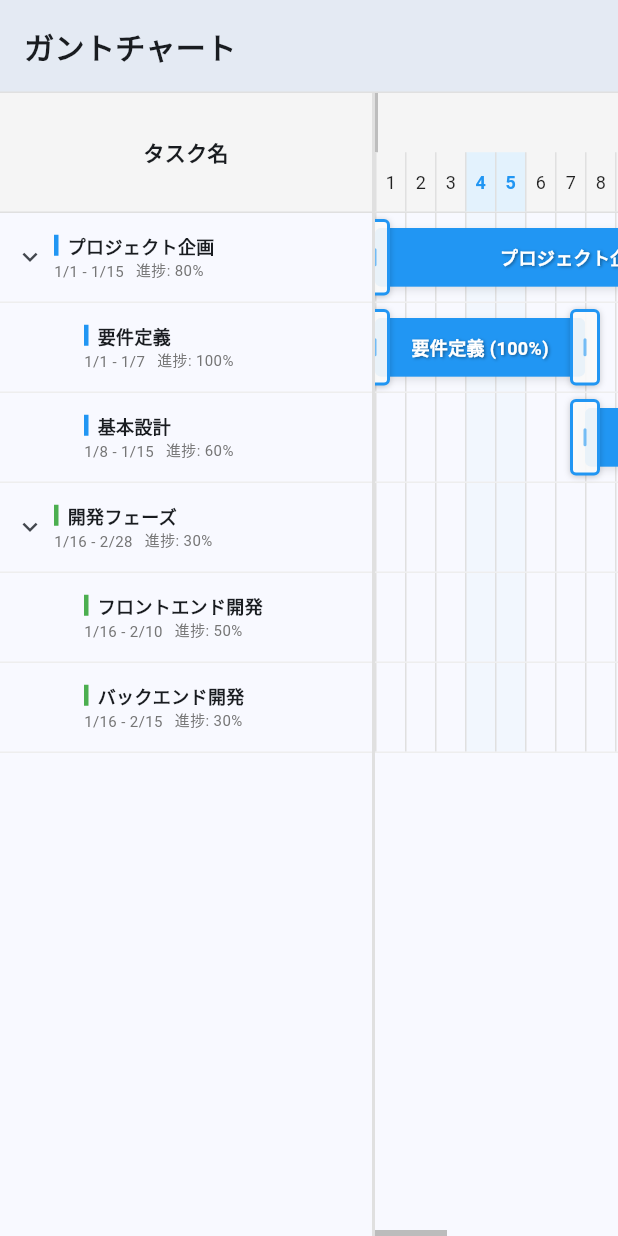
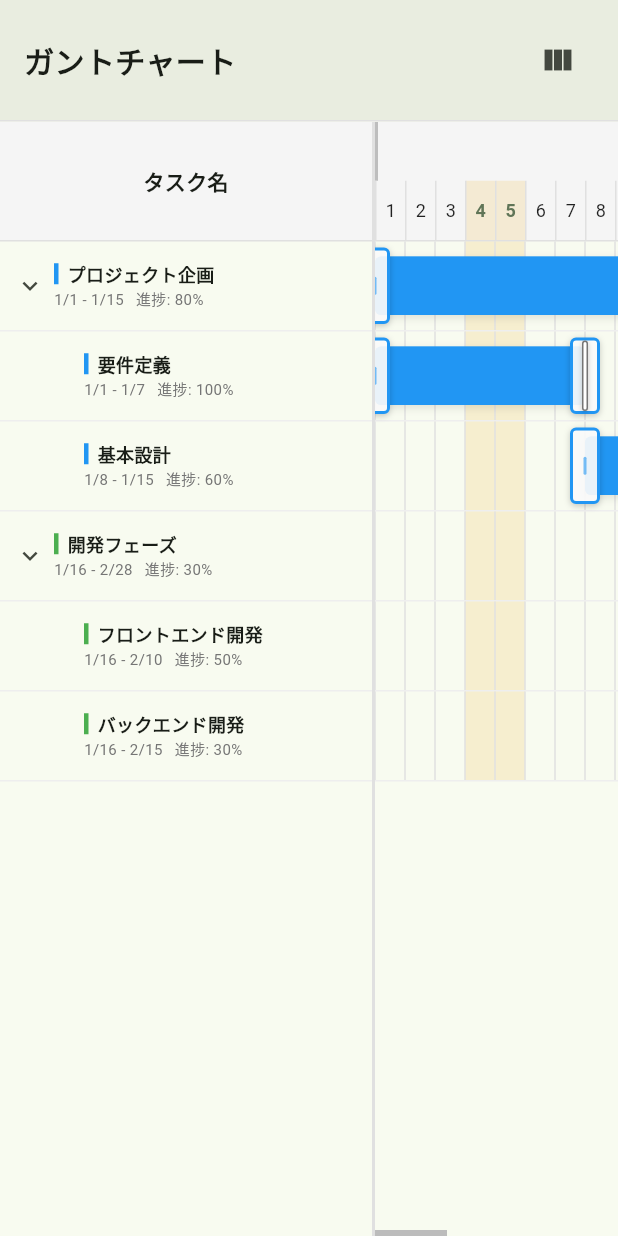
Before and after one commit to fyhw117/Gantts, a Flutter app: the GanttChartView widget shown alone on an empty page, opened directly, on a phone screen of 412 x 824 dp. Run offline on Flutter 3.47's test engine with Material 3 defaults, Android fonts, the phone set to English and light mode, and no system bars.

Commit message:
UIの改善

```diff
--- a/lib/views/gantt_chart_view.dart
+++ b/lib/views/gantt_chart_view.dart
@@ -2,6 +2,7 @@
 import 'package:provider/provider.dart';
 import '../models/task_model.dart';
 import '../providers/task_provider.dart';
+import 'gantt_grid_painter.dart';
 
 /// ガントチャートビュー
 class GanttChartView extends StatefulWidget {
@@ -14,16 +15,28 @@
 class _GanttChartViewState extends State<GanttChartView> {
   final ScrollController _horizontalScrollController = ScrollController();
   final ScrollController _verticalScrollController = ScrollController();
+  final TransformationController _transformationController =
+      TransformationController();
 
   static const double taskRowHeight = 60.0;
   static const double taskLabelWidth = 250.0;
-  static const double dayWidth = 20.0;
   static const double headerHeight = 80.0;
+
+  double _dayWidth = 20.0;
+  bool _isCompact = false;
+
+  void _toggleViewMode() {
+    setState(() {
+      _isCompact = !_isCompact;
+      _dayWidth = _isCompact ? 5.0 : 20.0;
+    });
+  }
 
   @override
   void dispose() {
     _horizontalScrollController.dispose();
     _verticalScrollController.dispose();
+    _transformationController.dispose();
     super.dispose();
   }
 
@@ -48,6 +61,7 @@
             _buildHeader(),
             Expanded(
               child: InteractiveViewer(
+                transformationController: _transformationController,
                 minScale: 0.1,
                 maxScale: 5.0,
                 boundaryMargin: const EdgeInsets.all(20.0),
@@ -61,7 +75,9 @@
                       totalDays,
                     ),
                     Expanded(
-                      child: Scrollbar(
+                      child: Stack(
+                        children: [
+                          Scrollbar(
                             controller: _horizontalScrollController,
                             thumbVisibility: true,
                             notificationPredicate: (notification) =>
@@ -70,15 +86,19 @@
                               scrollDirection: Axis.horizontal,
                               controller: _horizontalScrollController,
                               child: SizedBox(
-                            width: totalDays * dayWidth,
+                                width: totalDays * _dayWidth,
                                 child: Column(
                                   children: [
                                     _buildDateHeader(startDate, totalDays),
                                     Expanded(
-                                  child: Scrollbar(
-                                    controller: _verticalScrollController,
+                                      child: Stack(
+                                        children: [
+                                          Scrollbar(
+                                            controller:
+                                                _verticalScrollController,
                                             thumbVisibility: true,
-                                    notificationPredicate: (notification) =>
+                                            notificationPredicate:
+                                                (notification) =>
                                                     notification.metrics.axis ==
                                                     Axis.vertical,
                                             child: _buildReorderableGanttChart(
@@ -88,11 +108,15 @@
                                               taskProvider,
                                             ),
                                           ),
+                                        ],
+                                      ),
                                     ),
                                   ],
                                 ),
                               ),
                             ),
+                          ),
+                        ],
                       ),
                     ),
                   ],
@@ -112,11 +136,17 @@
         color: Theme.of(context).primaryColor.withOpacity(0.1),
         border: Border(bottom: BorderSide(color: Colors.grey.shade300)),
       ),
-      child: const Row(
+      child: Row(
+        mainAxisAlignment: MainAxisAlignment.spaceBetween,
         children: [
-          Text(
+          const Text(
             'ガントチャート',
             style: TextStyle(fontSize: 20, fontWeight: FontWeight.bold),
+          ),
+          IconButton(
+            icon: Icon(_isCompact ? Icons.view_headline : Icons.view_column),
+            tooltip: _isCompact ? '標準表示に切り替え' : '全体表示に切り替え',
+            onPressed: _toggleViewMode,
           ),
         ],
       ),
@@ -395,25 +425,42 @@
             child: Row(
               children: List.generate(totalDays, (index) {
                 final date = startDate.add(Duration(days: index));
+                final now = DateTime.now();
+                final isToday =
+                    date.year == now.year &&
+                    date.month == now.month &&
+                    date.day == now.day;
                 final isWeekend =
                     date.weekday == DateTime.saturday ||
                     date.weekday == DateTime.sunday;
 
                 return Container(
-                  width: dayWidth,
+                  width: _dayWidth,
                   decoration: BoxDecoration(
                     border: Border(
                       left: BorderSide(color: Colors.grey.shade300),
                     ),
-                    color: isWeekend ? Colors.blue.shade50 : Colors.transparent,
+                    color: isToday
+                        ? Theme.of(context).colorScheme.primary.withOpacity(0.3)
+                        : (isWeekend
+                              ? Theme.of(
+                                  context,
+                                ).colorScheme.tertiary.withOpacity(0.3)
+                              : Colors.transparent),
                   ),
                   child: Center(
-                    child: Text(
+                    child: _isCompact
+                        ? null
+                        : Text(
                             '${date.day}',
                             style: TextStyle(
                               fontSize: 12,
-                        color: isWeekend ? Colors.blue : Colors.black87,
-                        fontWeight: isWeekend
+                              color: isToday
+                                  ? Theme.of(context).colorScheme.primary
+                                  : (isWeekend
+                                        ? Theme.of(context).colorScheme.primary
+                                        : Colors.black87),
+                              fontWeight: isToday || isWeekend
                                   ? FontWeight.bold
                                   : FontWeight.normal,
                             ),
@@ -442,7 +489,7 @@
       } else {
         monthHeaders.add(
           Container(
-            width: daysInCurrentMonth * dayWidth,
+            width: daysInCurrentMonth * _dayWidth,
             decoration: BoxDecoration(
               border: Border(
                 left: BorderSide(color: Colors.grey.shade400, width: 2),
@@ -456,6 +503,7 @@
                   fontWeight: FontWeight.bold,
                   fontSize: 13,
                 ),
+                overflow: TextOverflow.ellipsis,
               ),
             ),
           ),
@@ -470,7 +518,7 @@
     if (daysInCurrentMonth > 0) {
       monthHeaders.add(
         Container(
-          width: daysInCurrentMonth * dayWidth,
+          width: daysInCurrentMonth * _dayWidth,
           decoration: BoxDecoration(
             border: Border(
               left: BorderSide(color: Colors.grey.shade400, width: 2),
@@ -481,6 +529,7 @@
             child: Text(
               '$currentYear年${currentMonth}月',
               style: const TextStyle(fontWeight: FontWeight.bold, fontSize: 13),
+              overflow: TextOverflow.ellipsis,
             ),
           ),
         ),
@@ -501,30 +550,41 @@
       decoration: BoxDecoration(
         border: Border(bottom: BorderSide(color: Colors.grey.shade200)),
       ),
-      child: Stack(
+      child: _buildGanttRowContent(
+        task,
+        chartStartDate,
+        totalDays,
+        taskProvider,
+      ),
+    );
+  }
+
+  Widget _buildGanttRowContent(
+    Task task,
+    DateTime chartStartDate,
+    int totalDays,
+    TaskProvider taskProvider,
+  ) {
+    return Stack(
       clipBehavior: Clip.none,
       children: [
-          Row(
-            children: List.generate(totalDays, (index) {
-              final date = chartStartDate.add(Duration(days: index));
-              final isWeekend =
-                  date.weekday == DateTime.saturday ||
-                  date.weekday == DateTime.sunday;
-
-              return Container(
-                width: dayWidth,
-                decoration: BoxDecoration(
-                  border: Border(left: BorderSide(color: Colors.grey.shade300)),
-                  color: isWeekend
-                      ? Colors.blue.shade50.withOpacity(0.3)
-                      : Colors.transparent,
+        SizedBox(
+          height: taskRowHeight,
+          width: totalDays * _dayWidth,
+          child: CustomPaint(
+            painter: GanttGridPainter(
+              startDate: chartStartDate,
+              totalDays: totalDays,
+              dayWidth: _dayWidth,
+              primaryColor: Theme.of(context).colorScheme.primary,
+              secondaryColor: Theme.of(context).colorScheme.secondary,
+              tertiaryColor: Theme.of(context).colorScheme.tertiary,
+              gridColor: Colors.grey.shade300,
             ),
-              );
-            }),
+          ),
         ),
         _buildTaskBar(task, chartStartDate, taskProvider),
       ],
-      ),
     );
   }
 
@@ -537,8 +597,8 @@
     final taskEnd = task.endDate;
     final startOffset = taskStart.difference(chartStartDate).inDays;
     final duration = taskEnd.difference(taskStart).inDays + 1;
-    final left = startOffset * dayWidth;
-    final width = duration * dayWidth;
+    final left = startOffset * _dayWidth;
+    final width = duration * _dayWidth;
 
     return Positioned(
       left: left,
@@ -547,6 +607,7 @@
       child: Stack(
         clipBehavior: Clip.none,
         children: [
+          // タスクバー本体
           Container(
             width: width,
             decoration: BoxDecoration(
@@ -562,6 +623,7 @@
             ),
             child: Stack(
               children: [
+                // 進捗バー
                 Container(
                   width: width * task.progress,
                   decoration: BoxDecoration(
@@ -569,31 +631,10 @@
                     borderRadius: BorderRadius.circular(4),
                   ),
                 ),
-                Center(
-                  child: Padding(
-                    padding: const EdgeInsets.symmetric(horizontal: 8),
-                    child: Text(
-                      '${task.name} (${(task.progress * 100).toStringAsFixed(0)}%)',
-                      style: const TextStyle(
-                        color: Colors.white,
-                        fontWeight: FontWeight.bold,
-                        fontSize: 12,
-                        shadows: [
-                          Shadow(
-                            color: Colors.black45,
-                            offset: Offset(1, 1),
-                            blurRadius: 2,
-                          ),
-                        ],
-                      ),
-                      maxLines: 1,
-                      overflow: TextOverflow.ellipsis,
-                    ),
-                  ),
-                ),
               ],
             ),
           ),
+          // 左リサイズハンドル
           Positioned(
             left: -10,
             top: -6,
@@ -611,6 +652,7 @@
               },
             ),
           ),
+          // 右リサイズハンドル
           Positioned(
             right: -10,
             top: -6,
@@ -628,6 +670,46 @@
               },
             ),
           ),
+          // 進捗ドラッグハンドル (最後に配置して最前面にする)
+          Positioned(
+            left: (width * task.progress) - 10,
+            top: -4,
+            bottom: -4,
+            child: GestureDetector(
+              onHorizontalDragUpdate: (details) {
+                final scale = _transformationController.value
+                    .getMaxScaleOnAxis();
+                final delta = details.delta.dx / scale;
+                final newWidth = (width * task.progress) + delta;
+                final newProgress = (newWidth / width).clamp(0.0, 1.0);
+                taskProvider.updateTask(
+                  task.id,
+                  task.copyWith(progress: newProgress),
+                );
+              },
+              child: Container(
+                width: 20,
+                color: Colors.transparent, // ヒット領域確保
+                child: Center(
+                  child: Container(
+                    width: 4,
+                    decoration: BoxDecoration(
+                      color: Colors.white,
+                      border: Border.all(color: Colors.grey.shade600),
+                      borderRadius: BorderRadius.circular(2),
+                      boxShadow: [
+                        BoxShadow(
+                          color: Colors.black.withOpacity(0.2),
+                          blurRadius: 2,
+                          offset: const Offset(0, 1),
+                        ),
+                      ],
+                    ),
+                  ),
+                ),
+              ),
+            ),
+          ),
         ],
       ),
     );
@@ -637,7 +719,7 @@
     required Color color,
     required void Function(int deltaDays) onDrag,
   }) {
-    return _ResizeHandle(color: color, onDrag: onDrag, dayWidth: dayWidth);
+    return _ResizeHandle(color: color, onDrag: onDrag, dayWidth: _dayWidth);
   }
 
   Map<String, DateTime> _getDateRange(List<Task> tasks) {
--- /dev/null
+++ b/lib/views/gantt_grid_painter.dart
@@ -0,0 +1,62 @@
+import 'package:flutter/material.dart';
+
+class GanttGridPainter extends CustomPainter {
+  final DateTime startDate;
+  final int totalDays;
+  final double dayWidth;
+  final Color primaryColor;
+  final Color secondaryColor;
+  final Color tertiaryColor;
+  final Color gridColor;
+
+  GanttGridPainter({
+    required this.startDate,
+    required this.totalDays,
+    required this.dayWidth,
+    required this.primaryColor,
+    required this.secondaryColor,
+    required this.tertiaryColor,
+    required this.gridColor,
+  });
+
+  @override
+  void paint(Canvas canvas, Size size) {
+    final now = DateTime.now();
+    final today = DateTime(now.year, now.month, now.day);
+    final paint = Paint();
+
+    for (int i = 0; i < totalDays; i++) {
+      final date = startDate.add(Duration(days: i));
+      final isToday =
+          date.year == today.year &&
+          date.month == today.month &&
+          date.day == today.day;
+      final isWeekend =
+          date.weekday == DateTime.saturday || date.weekday == DateTime.sunday;
+
+      final x = i * dayWidth;
+
+      // Draw background
+      if (isToday) {
+        paint.color = primaryColor.withOpacity(0.3);
+        canvas.drawRect(Rect.fromLTWH(x, 0, dayWidth, size.height), paint);
+      } else if (isWeekend) {
+        paint.color = tertiaryColor.withOpacity(0.3);
+        canvas.drawRect(Rect.fromLTWH(x, 0, dayWidth, size.height), paint);
+      }
+
+      // Draw border line
+      paint.color = gridColor;
+      paint.strokeWidth = 1.0;
+      canvas.drawLine(Offset(x, 0), Offset(x, size.height), paint);
+    }
+  }
+
+  @override
+  bool shouldRepaint(covariant GanttGridPainter oldDelegate) {
+    return oldDelegate.startDate != startDate ||
+        oldDelegate.totalDays != totalDays ||
+        oldDelegate.dayWidth != dayWidth ||
+        oldDelegate.primaryColor != primaryColor;
+  }
+}
--- a/lib/views/project_list_view.dart
+++ b/lib/views/project_list_view.dart
@@ -11,7 +11,8 @@
     return Scaffold(
       appBar: AppBar(
         title: const Text('プロジェクト一覧'),
-        backgroundColor: Theme.of(context).colorScheme.inversePrimary,
+        backgroundColor: Theme.of(context).colorScheme.primary,
+        foregroundColor: Theme.of(context).colorScheme.onPrimary,
       ),
       body: Consumer<TaskProvider>(
         builder: (context, taskProvider, child) {
```
Also changed, not shown: lib/main.dart (+14 -2 lines), lib/providers/task_provider.dart (+50 -0 lines), lib/views/wbs_view.dart (+46 -37 lines), 1 other file. Lines whose indentation alone changed are shown as unchanged.
